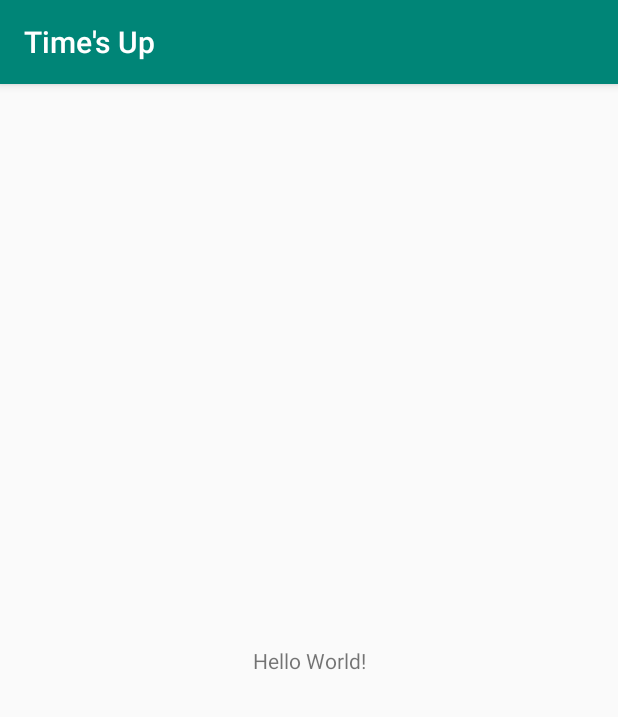
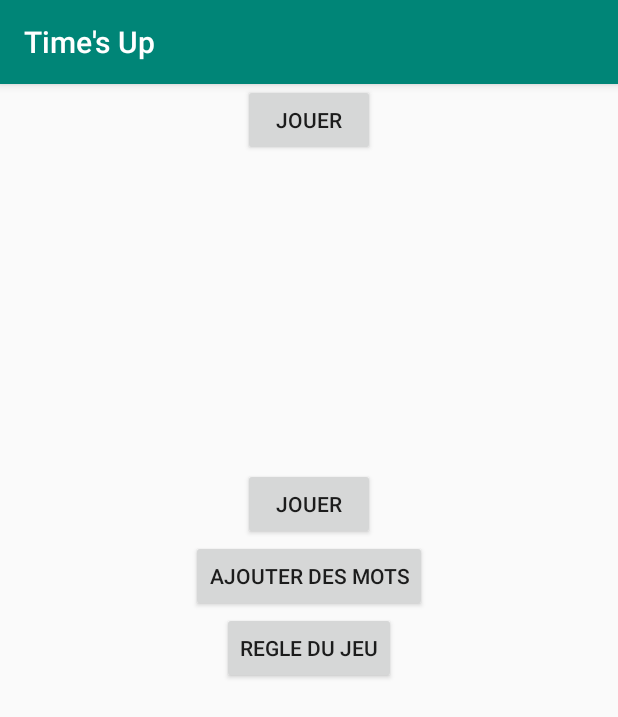
Before and after one commit to villeneuve30/AndroidGame_GuessWords, an Android app: the screen it shows after launch (MainActivity), on a phone screen of 412 x 824 dp. Shown: the top 717 px of the screen. Run offline under Robolectric (Android 15) with nearby library versions, the phone set to English and light mode, and no system bars.

Commit message:
Ajout bouton sur menu principal

```diff
--- a/app/src/main/res/layout/activity_main.xml
+++ b/app/src/main/res/layout/activity_main.xml
@@ -1,18 +1,46 @@
 <?xml version="1.0" encoding="utf-8"?>
-<android.support.constraint.ConstraintLayout xmlns:android="http://schemas.android.com/apk/res/android"
-    xmlns:app="http://schemas.android.com/apk/res-auto"
-    xmlns:tools="http://schemas.android.com/tools"
-    android:layout_width="match_parent"
-    android:layout_height="match_parent"
-    tools:context=".MainActivity">
+<LinearLayout xmlns:android="http://schemas.android.com/apk/res/android"
+    android:orientation="vertical"
+    android:layout_width="fill_parent"
+    android:layout_height="fill_parent">
 
-    <TextView
+    <LinearLayout
+        android:layout_width="match_parent"
+        android:layout_height="match_parent"
+        android:layout_weight="4"
+        android:orientation="vertical">
+        <Button
+            android:id="@+id/son"
+            android:layout_width="wrap_content"
+            android:layout_height="wrap_content"
+            android:text="Jouer"
+            android:layout_gravity="center"/>
+    </LinearLayout>
+
+    <LinearLayout
+        android:layout_width="match_parent"
+        android:layout_height="match_parent"
+        android:layout_weight="2"
+        android:orientation="vertical">
+    <Button
+        android:id="@+id/premier"
         android:layout_width="wrap_content"
         android:layout_height="wrap_content"
-        android:text="Hello World!"
-        app:layout_constraintBottom_toBottomOf="parent"
-        app:layout_constraintLeft_toLeftOf="parent"
-        app:layout_constraintRight_toRightOf="parent"
-        app:layout_constraintTop_toTopOf="parent" />
+        android:text="Jouer"
+        android:layout_gravity="center"/>
 
-</android.support.constraint.ConstraintLayout>
+    <Button
+        android:id="@+id/second"
+        android:layout_width="wrap_content"
+        android:layout_height="wrap_content"
+        android:text="Ajouter des mots"
+        android:layout_gravity="center"/>
+
+    <Button
+        android:id="@+id/troisieme"
+        android:layout_width="wrap_content"
+        android:layout_height="wrap_content"
+        android:text="Regle du jeu"
+        android:layout_gravity="center"/>
+</LinearLayout>
+</LinearLayout>
```
